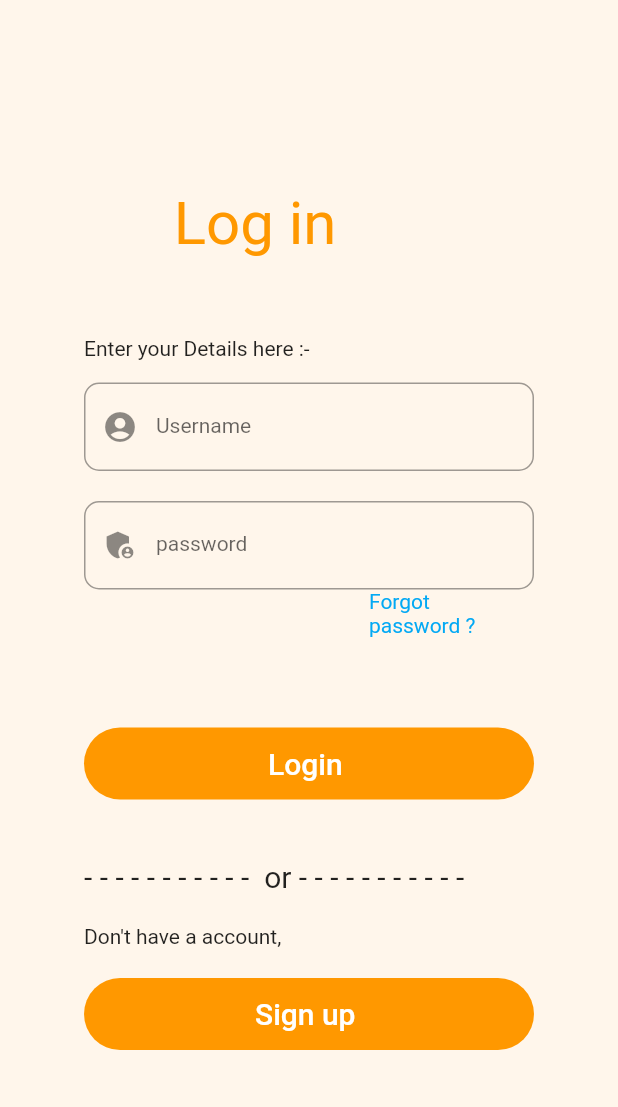
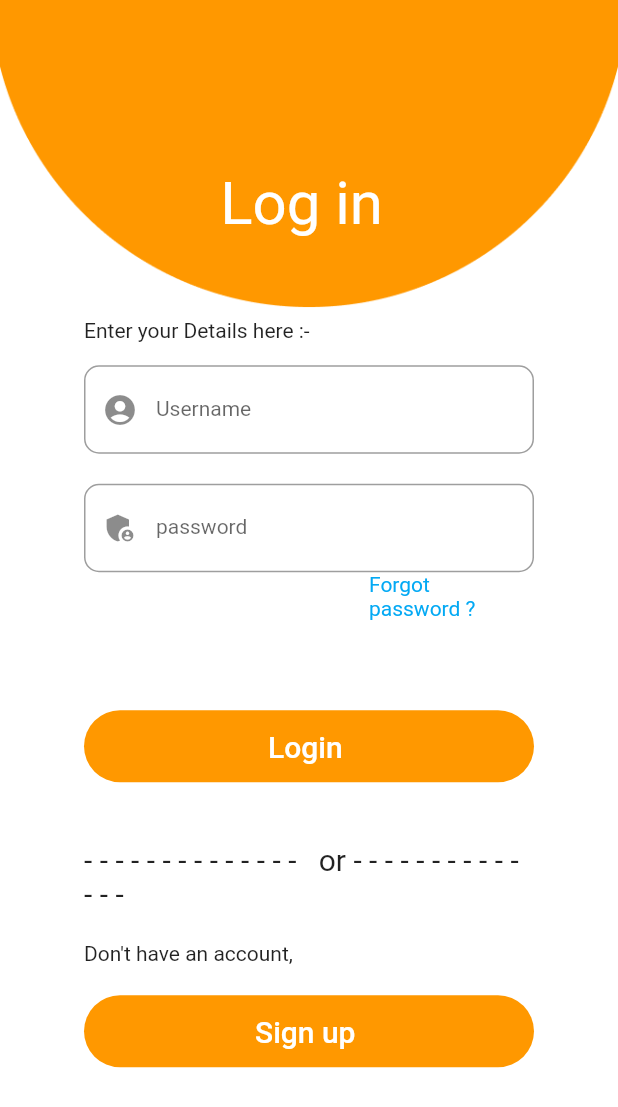
Before and after one commit to smitkachhadiya/myrestaurant, a Flutter app: the screen it shows after launch, on a phone screen of 412 x 824 dp. Shown: the top 1107 px of the screen. Run offline on Flutter 3.47's test engine with Material 2 defaults, Android fonts, the phone set to English and light mode, and no system bars.

Commit message:
committed successfully

```diff
--- a/lib/homepage.dart
+++ b/lib/homepage.dart
@@ -22,7 +22,8 @@ class _homepageState extends State<homepage> {
   Widget build(BuildContext context) {
     // TODO: implement build
     return Scaffold(
-      backgroundColor: Color(0xFFFFF6EB),
+      backgroundColor: Color(0xFFF8F8F9),
+
       bottomNavigationBar: BottomNavigationBar(
         items: const <BottomNavigationBarItem>[
           BottomNavigationBarItem(icon: Icon(Icons.ac_unit), label: "home"),
--- a/lib/loginpage.dart
+++ b/lib/loginpage.dart
@@ -1,4 +1,3 @@
-import 'package:flutter/cupertino.dart';
 import 'package:flutter/material.dart';
 import 'package:restaurant/homepage.dart';
 import 'package:restaurant/register.dart';
@@ -13,29 +12,30 @@ class _loginpageState extends State<loginpage> {
   Widget build(BuildContext context) {
     // TODO: implement build
     return Scaffold(
-      backgroundColor: Color(0xFFFFF6EB),
-      body: Center(
+      // backgroundColor: Color(0xFFFFF6EB),
+
+      body: DecoratedBox(
+        decoration: BoxDecoration(
+          image: DecorationImage(image: AssetImage("assets/images/img_1.png"),fit: BoxFit.cover),
+        ),
+        child: Center(
           child: SingleChildScrollView(
             reverse: false,
             child: Column(
               children: [
-              Row(
-                children: [
                 Container(
                   height: 50,
                   width: 350,
-                    alignment: AlignmentDirectional.center,
+                  alignment: AlignmentDirectional.topCenter,
                   decoration: BoxDecoration(
                     borderRadius: BorderRadius.circular(20),
                   ),
                   child: Container(
                     child: Text(
                       "Log in ",
-                        style: TextStyle(fontSize: 40, color: Colors.orange),
+                      style: TextStyle(fontSize: 40, color: Colors.white),
                     ),
                   ),
-                  )
-                ],
                 ),
                 SizedBox(height: 50),
                 SizedBox(
@@ -93,11 +93,11 @@ class _loginpageState extends State<loginpage> {
                       ),
                       Padding(padding: EdgeInsets.all(20)),
                       Text(
-                      "- - - - - - - - - - -  or - - - - - - - - - - - ",
+                        "- - - - - - - - - - - - - -   or - - - - - - - - - - - - - - ",
                         style: TextStyle(fontSize: 20),
                       ),
                       Padding(padding: EdgeInsets.all(10)),
-                    Text("Don't have a account,"),
+                      Text("Don't have an account,"),
                       Padding(padding: EdgeInsets.all(10)),
                       SizedBox(
                         child: Container(
@@ -125,6 +125,7 @@ class _loginpageState extends State<loginpage> {
             ),
           ),
         ),
+      ),
     );
   }
 }
--- a/pubspec.yaml
+++ b/pubspec.yaml
@@ -60,8 +60,8 @@ flutter:
   uses-material-design: true
 
   # To add assets to your application, add an assets section, like this:
-  # assets:
-  #   - images/a_dot_burr.jpeg
+  assets:
+     - assets/images/img_1.png
   #   - images/a_dot_ham.jpeg
 
   # An image asset can refer to one or more resolution-specific "variants", see
```
Also changed, not shown: assets/images/img_1.png (added). Lines whose indentation alone changed are shown as unchanged.
